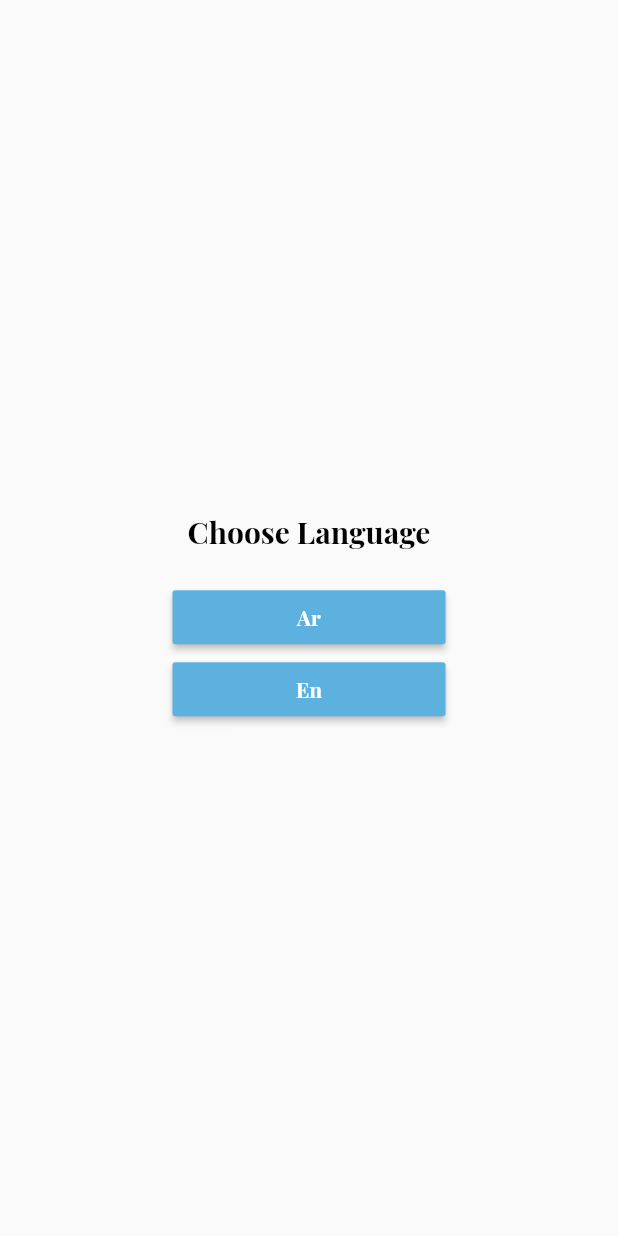
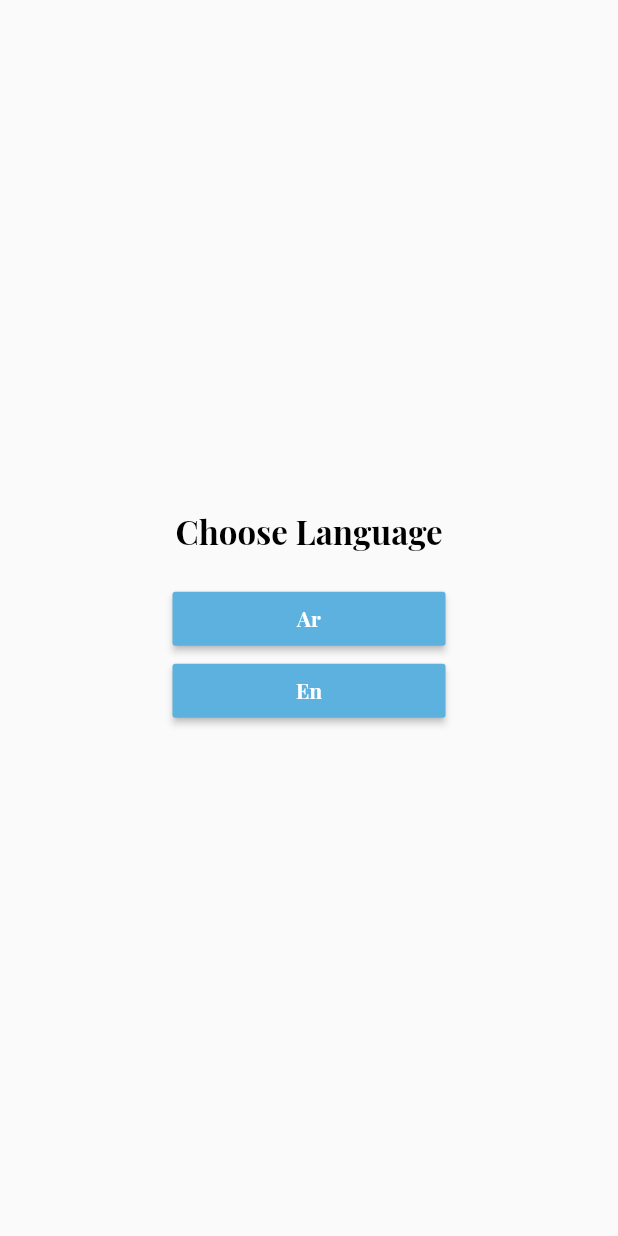
Before and after one commit to zaidoun92/ecommerce_app, a Flutter app: the screen it shows after launch, on a phone screen of 412 x 824 dp. Run offline on Flutter 3.47's test engine with Material 2 defaults, Android fonts, the phone set to English and light mode, and no system bars; our stand-ins replace get, shared_preferences; project files that could hold a hidden picture were left out.

Commit message:
Design the loading page part1

```diff
--- a/lib/core/constant/color.dart
+++ b/lib/core/constant/color.dart
@@ -4,4 +4,5 @@ class AppColor {
   static const Color grey = Color(0xFF8e8e8e);
   static const Color primaryColor = Color(0xFF5DB1DF);
   static const Color black = Color(0xFF000000);
+  static const Color backgroundColor = Color(0xFFFFFFFF);
 }
--- a/lib/main.dart
+++ b/lib/main.dart
@@ -32,7 +32,15 @@ class MyApp extends StatelessWidget {
         fontFamily: "PlayfairDisplay",
         textTheme: const TextTheme(
           headline1: TextStyle(
-              fontWeight: FontWeight.bold, fontSize: 20, color: AppColor.black),
+            fontWeight: FontWeight.bold,
+            fontSize: 22,
+            color: AppColor.black,
+          ),
+          headline2: TextStyle(
+            fontWeight: FontWeight.bold,
+            fontSize: 26,
+            color: AppColor.black,
+          ),
           bodyText1: TextStyle(
             height: 2,
             color: AppColor.grey,
```
Also changed, not shown: lib/view/screen/auth/login.dart (+47 -1 lines).
